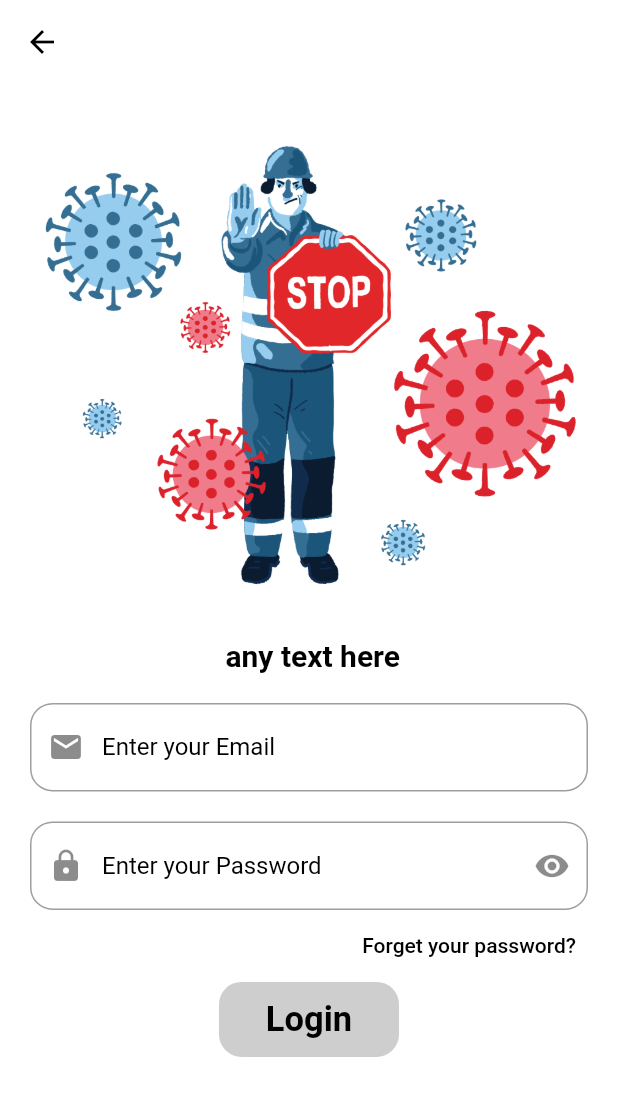
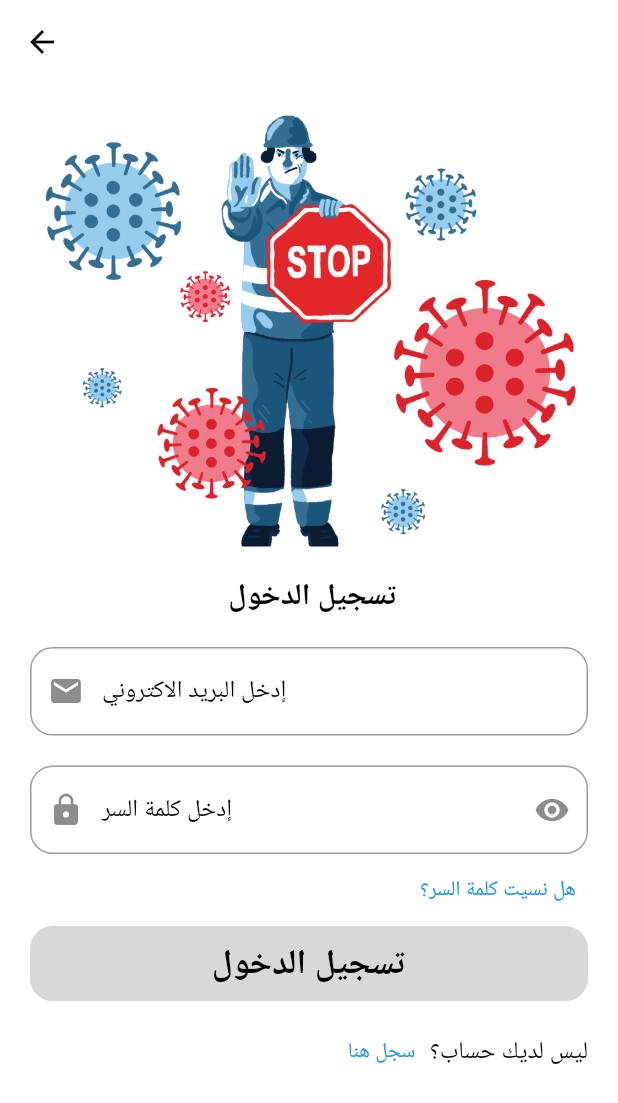
Before and after one commit to abdellahmuhammed/classificationof-Covid-19, a Flutter app: the screen it shows after launch, after a tap on the "arrow forward" icon, after a tap on "skip", after a tap on "Login", on a phone screen of 412 x 824 dp. Shown: the top 1103 px of the screen. Run offline on Flutter 3.47's test engine with Material 2 defaults, Android fonts, the light colour scheme and no system bars; our stand-ins replace conditional_builder, dio, flutter_bloc, google_maps_flutter, smooth_page_indicator; accounts and stored records are empty.

Commit message:
last Update

```diff
--- a/lib/layout/HomeLayout.dart
+++ b/lib/layout/HomeLayout.dart
@@ -1,4 +1,5 @@
 import 'package:finalproject/layout/cubit/Covid_19App/covid_19_app_cubit.dart';
+import 'package:finalproject/layout/cubit/DarkMode/dark_mode_cubit.dart';
 import 'package:flutter/material.dart';
 import 'package:flutter_bloc/flutter_bloc.dart';
 
@@ -47,7 +48,9 @@ class HomeLayoutScreen extends StatelessWidget {
                                     image: AssetImage('assets/images/R.png')),
                               ),
                               IconButton(
-                                  onPressed: () {},
+                                  onPressed: () {
+                                    DarkModeCubit.get(context).ChangeAppMode();
+                                  },
                                   icon: const Icon(Icons.dark_mode)),
                             ],
                           ),
--- a/lib/layout/cubit/DarkMode/dark_mode_cubit.dart
+++ b/lib/layout/cubit/DarkMode/dark_mode_cubit.dart
@@ -6,9 +6,7 @@ class DarkModeCubit extends Cubit<DarkModeStates> {
   DarkModeCubit() : super(DarkModeInitial());
   static DarkModeCubit get(context) => BlocProvider.of(context);
 
-
 var isDarkShow = false;
-
 void ChangeAppMode(){
   isDarkShow =!isDarkShow;
   emit(ChangeAppModeState());
--- a/lib/main.dart
+++ b/lib/main.dart
@@ -1,20 +1,14 @@
-
 import 'package:finalproject/layout/cubit/Covid_19App/covid_19_app_cubit.dart';
+import 'package:finalproject/layout/cubit/DarkMode/dark_mode_cubit.dart';
 import 'package:finalproject/modules/OnBoardingScreen/OnBoardingScreen.dart';
 import 'package:finalproject/shared/remote/DioApi.dart';
 import 'package:finalproject/shared/styles/themes.dart';
 import 'package:flutter/material.dart';
 import 'package:flutter_bloc/flutter_bloc.dart';
 
-void main()
-//
-//Ahmed
-
-
-{
+void main() {
   DioApi.init();
   runApp(const MyApp());
-
 }
 
 class MyApp extends StatelessWidget {
@@ -23,14 +17,30 @@ class MyApp extends StatelessWidget {
   // This widget is the root of your application.
   @override
   Widget build(BuildContext context) {
-    return BlocProvider(
-      create: (context) => Covid19AppCubit(),
-      child: MaterialApp(
-        debugShowCheckedModeBanner: false,
-        theme: lightTheme,
-        darkTheme: darkTheme,
-        themeMode: ThemeMode.light,
-        home:   const OnBoardingScreen(),
+    return MultiBlocProvider(
+      providers: [
+        BlocProvider(
+          create: (context) => Covid19AppCubit(),
+        ),
+        BlocProvider(
+          create: (context) => DarkModeCubit(),
+        ),
+      ],
+      child: BlocConsumer< DarkModeCubit, DarkModeStates>(
+        listener: (context, state) {
+          // TODO: implement listener
+        },
+        builder: (context, state) {
+          return MaterialApp(
+            debugShowCheckedModeBanner: false,
+            theme: lightTheme,
+            darkTheme: darkTheme,
+            themeMode: DarkModeCubit
+                .get(context)
+                .isDarkShow ? ThemeMode.dark : ThemeMode.light,
+            home: const OnBoardingScreen(),
+          );
+        },
       ),
     );
   }
--- a/lib/modules/LoginScreen/Login_Screen.dart
+++ b/lib/modules/LoginScreen/Login_Screen.dart
@@ -1,15 +1,15 @@
-// ignore_for_file: non_constant_identifier_names, must_be_immutable, unrelated_type_equality_checks
-
+import 'package:finalproject/layout/HomeLayout.dart';
 import 'package:finalproject/layout/cubit/Covid_19App/covid_19_app_cubit.dart';
 import 'package:finalproject/modules/RegisterScreen/RegisterScreen.dart';
 import 'package:finalproject/modules/forgetPassword/ForgetPassword_Screen.dart';
 import 'package:finalproject/shared/component.dart';
-import 'package:finalproject/shared/styles/colors.dart';
 import 'package:flutter/material.dart';
 import 'package:flutter_bloc/flutter_bloc.dart';
-import 'package:fluttertoast/fluttertoast.dart';
+
+import '../../shared/styles/colors.dart';
 
 class HomeLoginScreen extends StatelessWidget {
+  const HomeLoginScreen({Key key}) : super(key: key);
 
   @override
   Widget build(BuildContext context) {
@@ -40,7 +40,7 @@ class HomeLoginScreen extends StatelessWidget {
               child: Text(
                 'Welcome Lets Start',
                 style: TextStyle(
-                    //  Theme.of(context).textTheme.bodyText1 ,
+                  //  Theme.of(context).textTheme.bodyText1 ,
                     color: black,
                     fontSize: 30,
                     fontWeight: FontWeight.bold),
@@ -62,7 +62,7 @@ class HomeLoginScreen extends StatelessWidget {
                 defultMaterialButton(
                   background: Colors.grey.withOpacity(.5),
                   function: () {
-                    NavigateTo(context, RegisterScreen());
+                    NavigateTo(context,  RegisterScreen());
                   },
                   text: 'Register',
                 ),
@@ -76,57 +76,62 @@ class HomeLoginScreen extends StatelessWidget {
 }
 
 class Covid19LoginScreen extends StatelessWidget {
-
   var EmailController = TextEditingController();
   var PasswordController = TextEditingController();
   var FormKey = GlobalKey<FormState>();
 
+  Covid19LoginScreen({Key key}) : super(key: key);
+
   @override
-  Widget build(BuildContext context) {
+  Widget build(BuildContext context)
+  {
     return BlocConsumer<Covid19AppCubit, Covid19AppStates>(
+      listener: (context, state) {
+        if (state is PostDataSuccessState) {
+          if (state.loginModel.success == 'Ok') {
+            // Dialog(
+            //   shape: RoundedRectangleBorder(
+            //     borderRadius: BorderRadius.circular(25.0),
+            //   ),
+            //   child: Stack(
+            //     overflow: Overflow.visible,
+            //     alignment: Alignment.topCenter,
+            //     children: [
+            //       Center(
+            //         child: Container(
+            //           height: MediaQuery.of(context).size.height * .4,
+            //           width: MediaQuery.of(context).size.width * .4,
+            //           decoration: BoxDecoration(
+            //             borderRadius: BorderRadius.circular(15),
+            //             color: grey,
+            //           ),
+            //           child: Text(
+            //             'Your Email or Password is Wrong'.toUpperCase(),
+            //             style: Theme.of(context).textTheme.bodyText2,
+            //           ),
+            //         ),
+            //       ),
+            //     ],
+            //   ),
+            // );
 
-      listener: (context, state)
-      {
-        if(state is PostDataSuccessState){
-          if(state.loginModel.data==2){
-            NavigateTo(context, ForgetPasswordScreen());
-
+            // {
+            //   // Fluttertoast.showToast(
+            //   //     msg: 'your Email or Password is wrong',
+            //   //     toastLength: Toast.LENGTH_LONG,
+            //   //     gravity: ToastGravity.BOTTOM,
+            //   //     backgroundColor: Colors.blue,
+            //   //     textColor: Colors.black,
+            //   //     fontSize: 16.0);
+            // }
           }
-
         }
-        // if(state is PostDataSuccessState)
-        // {
-        //   if (state.loginModel.success != null)
-        //   {
-        //     Fluttertoast.showToast(
-        //         msg: state.loginModel.success,
-        //         toastLength: Toast.LENGTH_LONG,
-        //         gravity: ToastGravity.BOTTOM,
-        //         backgroundColor: Colors.blue,
-        //         textColor: Colors.black,
-        //         fontSize: 16.0
-        //     );
-        //   }
-        //    else
-        //    {
-        //     Fluttertoast.showToast(
-        //         msg: "This is error",
-        //         toastLength: Toast.LENGTH_LONG,
-        //         gravity: ToastGravity.BOTTOM,
-        //         backgroundColor: Colors.grey,
-        //         textColor: Colors.black,
-        //         fontSize: 16.0
-        //     );
-        //   }
-        // }
-
       },
       builder: (context, state) {
         var cubit = Covid19AppCubit.get(context);
         return Scaffold(
           appBar: AppBar(),
-          body: Padding
-            (
+          body: Padding(
             padding: const EdgeInsets.all(20.0),
             child: SingleChildScrollView(
               physics: const BouncingScrollPhysics(),
@@ -138,14 +143,14 @@ class Covid19LoginScreen extends StatelessWidget {
                       Image: const AssetImage('assets/images/2.png'),
                       color: Colors.white24.withOpacity(.25),
                       radius: 25,
-                      height: MediaQuery.of(context).size.height * .4,
-                      width: MediaQuery.of(context).size.width * 1,
+                      Containerheight: MediaQuery.of(context).size.height * .35,
+                      Containerwidth: MediaQuery.of(context).size.width * 1,
                     ),
                     const SizedBox(
                       height: 20.0,
                     ),
                     Text(
-                      ' any text here',
+                      ' تسجيل الدخول' ,
                       style: Theme.of(context).textTheme.bodyText1,
                     ),
                     const SizedBox(
@@ -154,34 +159,34 @@ class Covid19LoginScreen extends StatelessWidget {
                     defultTextFormFiled(context,
                         controller: EmailController,
                         type: TextInputType.emailAddress,
-                        label: 'Enter your Email',
-                        prefixIcon: Icons.email,
-                        validate: (String Value) {
+                        label: 'إدخل البريد الاكتروني',
+                        prefixIcon: Icons.email, validate: (String Value) {
                           if (Value.isEmpty) {
-                            return 'Email must not be Empty';
+                            return 'من فضلك ادخل البريد الاكتروني';
                           } else {
                             return null;
                           }
-                        },
-                        radius: 15),
-
+                        }, radius: 15),
                     const SizedBox(
                       height: 20,
                     ),
-                    defultTextFormFiled(context,
+                    defultTextFormFiled(
+                      context,
                       radius: 15,
                       controller: PasswordController,
                       type: TextInputType.visiblePassword,
-                      label: 'Enter your Password',
+                      label: 'إدخل كلمة السر',
                       prefixIcon: Icons.lock,
                       isPassword: cubit.isPassword,
-                      suffixIcon: cubit.isPassword ? Icons.visibility :Icons.visibility_off  ,
-                      onPressed: (){
+                      suffixIcon: cubit.isPassword
+                          ? Icons.visibility
+                          : Icons.visibility_off,
+                      suffixPressed: () {
                         cubit.ChangeShowPassword();
-                        },
+                      },
                       validate: (String Value) {
                         if (Value.isEmpty) {
-                          return 'Password must not be Empty';
+                          return 'من فضلك ادخل  كلمة السر';
                         } else {
                           return null;
                         }
@@ -192,34 +197,43 @@ class Covid19LoginScreen extends StatelessWidget {
                         const Spacer(),
                         defultTextButton(context, function: () {
                           NavigateTo(context, ForgetPasswordScreen());
-                        }, text: 'Forget your password?', color: black),
+                        }, text: 'هل نسيت كلمة السر؟', color: Colors.blue ,
+
+                        ),
                       ],
                     ),
-
-                    // MaterialButton(
-                    //     onPressed:(){
-                    //       if (FormKey.currentState.validate())
-                    //     {
-                    //       Covid19AppCubit.get(context).postdata(
-                    //       EmailController.text, PasswordController.text);
-                    //
-                    //     }
-                    //     },
-                    //   child: Text('hhhh'),
-                    //       ),
                     defultMaterialButton(
-                      background: Colors.grey.withOpacity(.5),
+                      width: double.infinity,
+                      background: Colors.grey.withOpacity(.4),
                       function: () {
-                        if (FormKey.currentState.validate()){
-                         Covid19AppCubit.get(context).postdata(EmailController.text, PasswordController.text,context );
-
-                        }
-                        if(cubit.roleId==2){
-                          NavigateTo(context,ForgetPasswordScreen() );
+                        if (FormKey.currentState.validate()) {
+                          Covid19AppCubit.get(context).postdata(EmailController.text, PasswordController.text, context);
+                          NavigateAndRemove(context, const HomeLayoutScreen());
                         }
                       },
-                      text: 'Login',
+                      text: 'تسجيل الدخول',
                     ),
+
+                    const SizedBox(height: 10,),
+                    Row(
+                      mainAxisAlignment: MainAxisAlignment.end,
+                      children: [
+                        TextButton(
+                          onPressed: (){
+                            NavigateTo(context,  RegisterScreen());
+                          },
+                          child: const Text('سجل هنا' ,
+                            style: TextStyle(
+                                color: Colors.blue
+                            ),
+                          ),
+                        ),
+                        Text('ليس لديك حساب؟' ,
+                          style: Theme.of(context).textTheme.bodyText2,
+                        ),
+
+                      ],
+                    )
                   ],
                 ),
               ),
--- a/lib/shared/component.dart
+++ b/lib/shared/component.dart
@@ -112,7 +112,7 @@ void NavigateTo(context, Widget) => Navigator.push(
     );
 
 Widget defultTextFormFiled(
-context,{
+    context, {
       @required TextEditingController controller,
       @required TextInputType type,
       @required String label,
@@ -125,27 +125,31 @@ context,{
       int maxLength,
       int maxLines = 1,
       int minLines = 1,
-  Function onPressed,
+      Function suffixPressed,
       Function onchange,
       Color cursorColor,
-
+      TextDirection textdirection = TextDirection.rtl,
     }) =>
     TextFormField(
       controller: controller,
       keyboardType: type,
       cursorColor: cursorColor,
-      onTap:onTap,
+      onTap: onTap,
       onChanged: onchange,
       style: Theme.of(context).textTheme.bodyText2,
       decoration: InputDecoration(
         border: OutlineInputBorder(
           borderRadius: BorderRadius.circular(radius),
         ),
-        label: Text(label , style: Theme.of(context).textTheme.bodyText2,),
+        label: Text(
+          label,
+          textDirection:textdirection,
+          style: Theme.of(context).textTheme.bodyText2,
+        ),
         prefixIcon: Icon(prefixIcon),
         suffixIcon: suffixIcon != null
             ? IconButton(
-                onPressed: onPressed,
+          onPressed: suffixPressed,
           icon: Icon(suffixIcon),
         )
             : null,
@@ -155,8 +159,6 @@ context,{
       maxLength: maxLength,
       maxLines: maxLines,
       minLines: minLines,
-
-
     );
 
 Widget defultTextButton(
@@ -204,24 +206,28 @@ Widget defultAppBar() => AppBar(
     );
 
 Widget defultImage({
-  double height = 300,
-  double width = 400,
+  double Containerheight = 300,
+  double Containerwidth = 400,
   double radius = 20,
-  @required AssetImage Image,
+  @required ImageProvider Image,
   BoxFit fit = BoxFit.cover,
   Color color = Colors.white24,
+  String text,
+  Widget Widget,
 }) =>
     Container(
-      height: height,
-      width: width,
+      height: Containerheight,
+      width: Containerwidth,
       decoration: BoxDecoration(
         color: color,
         image: DecorationImage(
           image: Image,
           fit: fit,
+
         ),
         borderRadius: BorderRadius.circular(radius),
       ),
+      child: Widget,
     );
 
 Widget defultMaterialButton({
@@ -251,6 +257,30 @@ Widget defultMaterialButton({
         ),
       ),
     );
+
+
+Widget defultProfileRow(
+    context,
+    {
+      @required Function onPressed ,
+      @required String text1,
+      @required String text2,
+      double width  = 50.2,
+    })=> Row(
+  children: [
+    Text(text1 , style: Theme.of(context).textTheme.bodyText2,),
+    SizedBox(
+      width: width,
+    ),
+    TextButton(
+        onPressed: onPressed,
+        child: Text(text2 ,style: Theme.of(context).textTheme.bodyText2,)
+    )
+  ],
+);
+
+
+
 
 //                Container(
 //                   height: 50,
--- a/lib/shared/styles/themes.dart
+++ b/lib/shared/styles/themes.dart
@@ -1,14 +1,13 @@
 import 'package:flutter/material.dart';
 import 'package:flutter/services.dart';
 import 'colors.dart';
-
 ThemeData lightTheme = ThemeData(
- primarySwatch: deepOrange,
+  primarySwatch: deepOrange,
   textTheme: const TextTheme(
     bodyText1: TextStyle(
-        color: Colors.black,
-        fontSize: 20.0,
-        fontWeight: FontWeight.bold,
+      color: Colors.black,
+      fontSize: 20.0,
+      fontWeight: FontWeight.bold,
     ),
     bodyText2: TextStyle(
       color: Colors.black,
@@ -31,13 +30,9 @@ ThemeData lightTheme = ThemeData(
       size: 30.0,
     ),
     unselectedLabelStyle: const TextStyle(
-        color: Colors.black,
-        fontSize: 18.0,
-        fontWeight: FontWeight.normal),
+        color: Colors.black, fontSize: 18.0, fontWeight: FontWeight.normal),
     selectedLabelStyle: const TextStyle(
-        color: Colors.black,
-        fontSize: 20.0,
-        fontWeight: FontWeight.bold),
+        color: Colors.black, fontSize: 20.0, fontWeight: FontWeight.bold),
   ),
   appBarTheme: const AppBarTheme(
     titleSpacing: 20.0,
@@ -61,12 +56,11 @@ ThemeData lightTheme = ThemeData(
 );
 ThemeData darkTheme = ThemeData(
   primarySwatch: deepOrange,
-  secondaryHeaderColor:Colors.white ,
+  drawerTheme: const DrawerThemeData(backgroundColor: Colors.black),
+  secondaryHeaderColor: Colors.white,
   textTheme: const TextTheme(
     bodyText1: TextStyle(
-        color: Colors.white,
-        fontSize: 20.0,
-        fontWeight: FontWeight.bold),
+        color: Colors.white, fontSize: 20.0, fontWeight: FontWeight.bold),
     bodyText2: TextStyle(
       color: Colors.white,
       fontSize: 16.0,
@@ -88,13 +82,9 @@ ThemeData darkTheme = ThemeData(
       size: 30.0,
     ),
     unselectedLabelStyle: const TextStyle(
-        color: Colors.white,
-        fontSize: 18.0,
-        fontWeight: FontWeight.normal),
+        color: Colors.white, fontSize: 18.0, fontWeight: FontWeight.normal),
     selectedLabelStyle: const TextStyle(
-        color: Colors.white,
-        fontSize: 20.0,
-        fontWeight: FontWeight.bold),
+        color: Colors.white, fontSize: 20.0, fontWeight: FontWeight.bold),
   ),
   appBarTheme: const AppBarTheme(
     titleSpacing: 20.0,
```
Also changed, not shown: lib/layout/cubit/Covid_19App/covid_19_app_cubit.dart (+21 -45 lines), lib/modules/RegisterScreen/RegisterScreen.dart (+46 -97 lines), lib/modules/profile/profile.dart (added, +100 -0 lines), lib/modules/updateProfile/UpdateProfile.dart (added, +116 -0 lines). Lines whose indentation alone changed are shown as unchanged.
